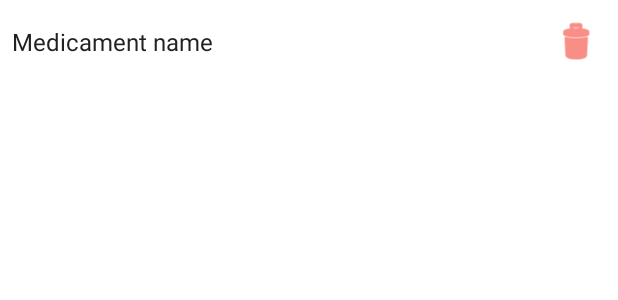
After one commit to GustavoZSin/MedicBuddy, an Android app: the layout item_medicine.xml on its own in the app's theme, with its tools: preview values and no code run, on a phone screen of 412 x 824 dp. The commit adds this screen. Shown: the top 300 px of the screen. Run offline under Robolectric (Android 15) with nearby library versions, the phone set to English and light mode, and no system bars.

Commit message:
#feat: Listagem de Medicamentos:
- Atualização da tela com o estoque de medicamentos para efetuar a listagem dos medicamentos cadastrados.

```diff
--- /dev/null
+++ b/app/src/main/res/layout/item_medicine.xml
@@ -0,0 +1,36 @@
+<?xml version="1.0" encoding="utf-8"?>
+<LinearLayout xmlns:android="http://schemas.android.com/apk/res/android"
+    xmlns:app="http://schemas.android.com/apk/res-auto"
+    android:layout_width="match_parent"
+    android:layout_height="wrap_content"
+    android:orientation="horizontal"
+    android:gravity="center_vertical"
+    android:padding="8dp">
+
+    <TextView
+        android:id="@+id/item_medicine_name"
+        android:layout_width="0dp"
+        android:layout_height="wrap_content"
+        android:layout_weight="1"
+        android:text="@string/medicament_name"
+        android:textSize="16sp"
+        android:textColor="#212121" />
+
+    <!--<ImageButton
+        android:id="@+id/item_medicine_edit"
+        android:layout_width="40dp"
+        android:layout_height="40dp"
+        android:background="?attr/selectableItemBackgroundBorderless"
+        android:src="@android:drawable/ic_menu_edit"
+        android:contentDescription="@string/edit"
+        android:tint="#2196F3" />-->
+
+    <ImageButton
+        android:id="@+id/item_medicine_delete"
+        android:layout_width="40dp"
+        android:layout_height="40dp"
+        android:background="?attr/selectableItemBackgroundBorderless"
+        android:src="@android:drawable/ic_menu_delete"
+        android:contentDescription="@string/delete"
+        app:tint="#F44336" />
+</LinearLayout>
--- a/app/src/main/res/values/strings.xml
+++ b/app/src/main/res/values/strings.xml
@@ -59,4 +59,8 @@
     </string-array>
     <string name="choose_language">Choose app language</string>
     <string name="settings_chance_language">Change language</string>
+    <string name="edit">Edit</string>
+    <string name="delete">Delete</string>
+    <string name="confirm_delete_medicine">Do you really want to delete this medication?</string>
+    <string name="medicament_name">Medicament name</string>
 </resources>
```
Also changed, not shown: app/src/main/java/com/gustavozsin/medicbuddy/model/Medicine.java (+3 -4 lines), app/src/main/java/com/gustavozsin/medicbuddy/ui/adapter/MedicineListAdapter.java (added, +77 -0 lines), app/src/main/java/com/gustavozsin/medicbuddy/ui/fragment/MyPharmacyFragment.java (+15 -12 lines), app/src/main/java/com/gustavozsin/medicbuddy/ui/viewModel/MedicinesViewModel.java (+8 -2 lines), app/src/main/res/layout/fragment_my_pharmacy.xml (line endings or trailing spaces), 1 other file.
